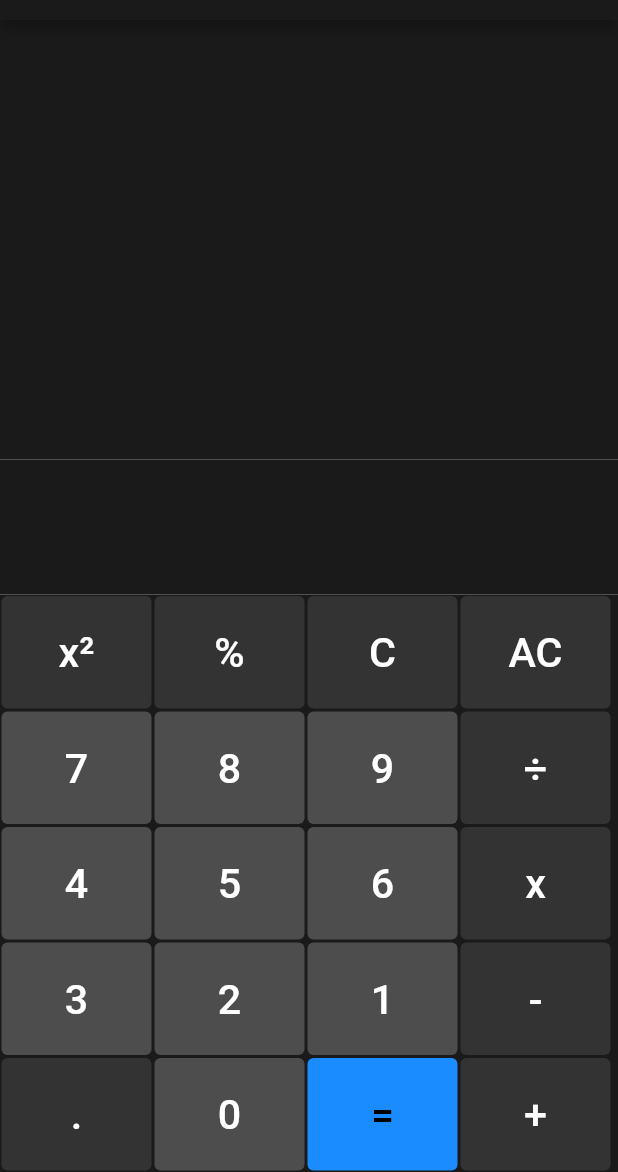
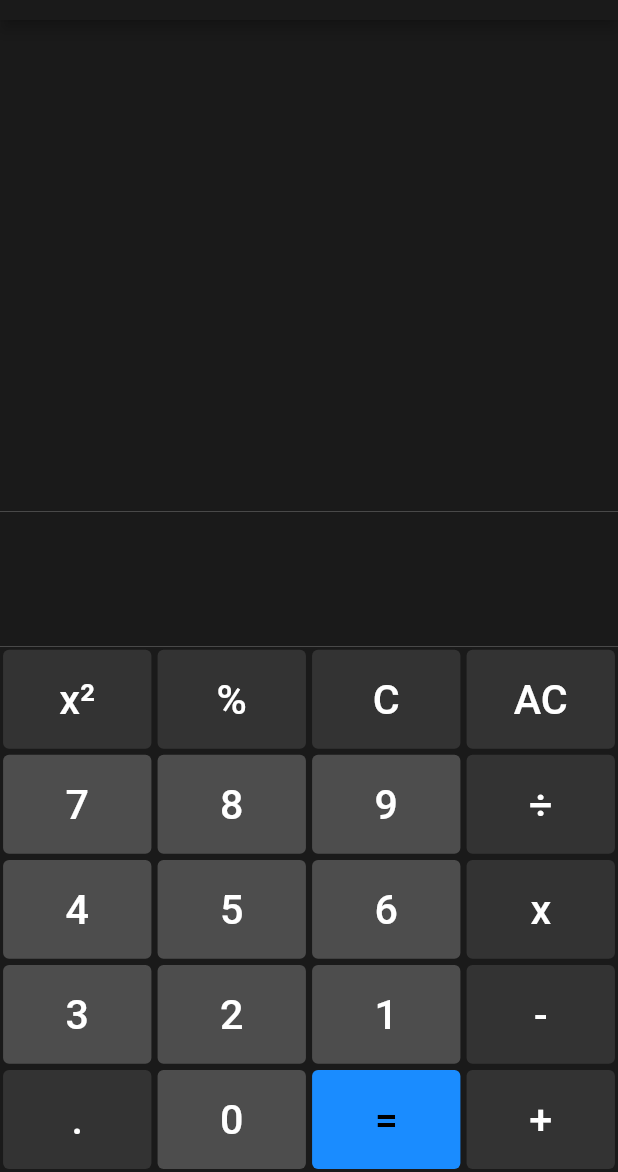
Before and after one commit to Gwarnick5/kalkulator, a Flutter app: the screen it shows after launch, on a phone screen of 412 x 824 dp, the part 64-1236 px from its top. Run offline on Flutter 3.47's test engine with Material 2 defaults, Android fonts, the phone set to English and light mode, and no system bars.

Commit message:
Responsywna wersja

```diff
--- a/lib/main.dart
+++ b/lib/main.dart
@@ -130,10 +130,15 @@ class _HomePageState extends State<HomePage> {
   Color kFontBlack = const Color(0x0ff000000);
 
   Widget buildTextButton(String value, Color color, Color font) => Padding(
-    padding: const EdgeInsets.all(1.0),
+    padding: EdgeInsets.all(
+        MediaQuery.of(context).size.width * 0.005,
+    ),
     child: TextButton(onPressed: ()=> btnClicked(value),
       style: TextButton.styleFrom(
-          fixedSize: const Size(100, 75),
+          fixedSize: Size(
+            MediaQuery.of(context).size.width * 0.24,
+            MediaQuery.of(context).size.height * 0.08,
+          ),
           backgroundColor: color,
           ),
       child:  Text(
```
